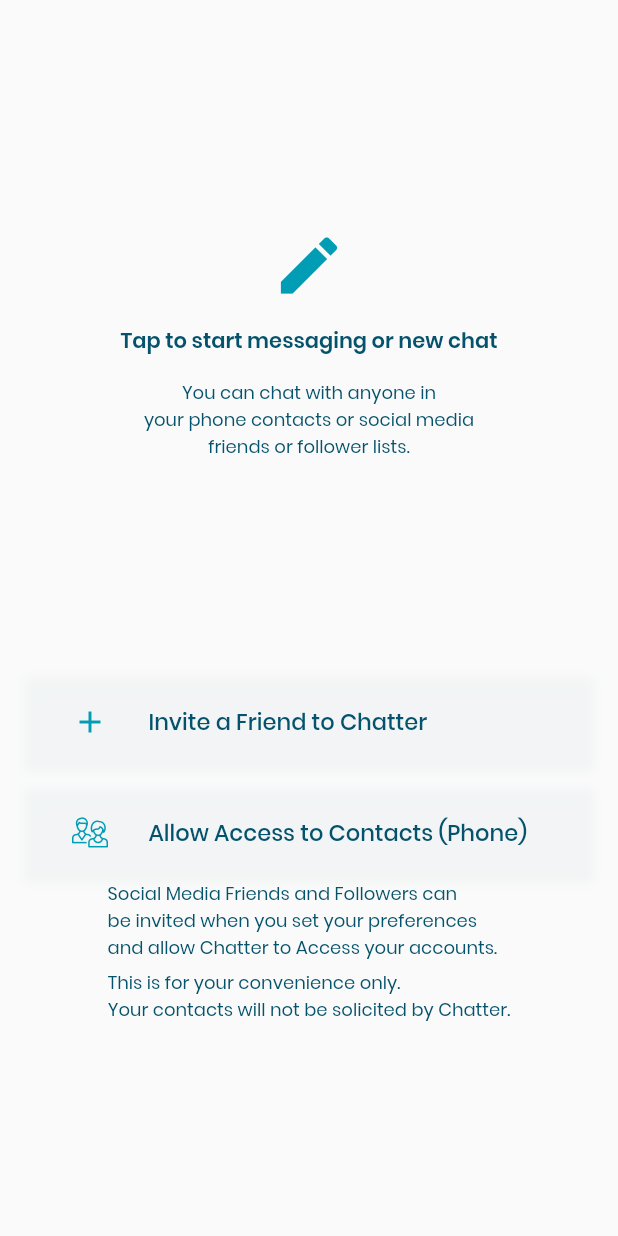
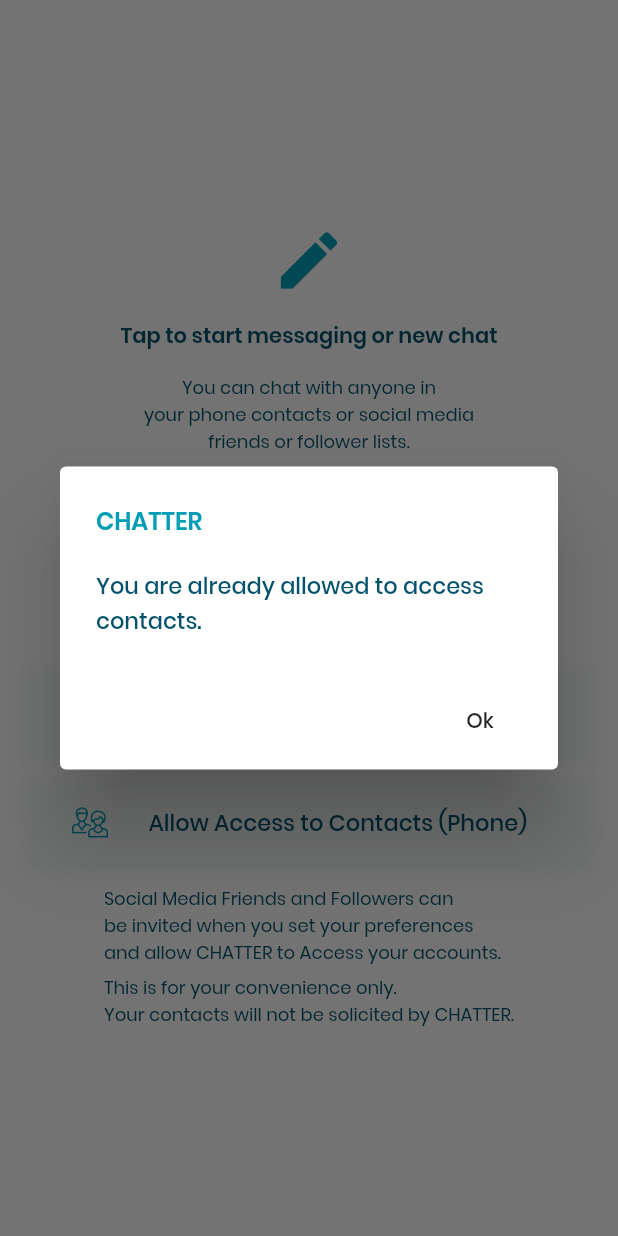
Before and after one commit to luckypal/Chatter, a Flutter app: the ChatContactsWidget widget shown alone on an empty page, opened directly, after a tap on "Allow Access to Contacts (Phone)", on a phone screen of 412 x 824 dp. Run offline on Flutter 3.47's test engine with Material 2 defaults, Android fonts, the phone set to English and light mode, and no system bars; our stand-ins replace carousel_slider, cloud_firestore, country_code_picker, firebase_auth, get_it, image_cropper and 4 more; missing offline and left inert: phone_number; accounts and stored records are empty; statements that could not run were skipped.

Commit message:
Complete to invite friend Complete allow access to contacts

```diff
--- a/lib/config/app_config.dart
+++ b/lib/config/app_config.dart
@@ -1,9 +1,6 @@
 import 'package:flutter/material.dart';
 
 class App {
-  static final String appName = "Chatter";
-  static final String appVersion = "0.0.1";
-
   BuildContext _context;
   double _height;
   double _width;
--- /dev/null
+++ b/lib/config/text.dart
@@ -0,0 +1,6 @@
+class UIText {
+  static final String appName = 'CHATTER';
+  static final String appVersion = "0.0.1";
+
+  static final String invitationMsg = 'Hey, $appName provides a fast, simple and secure app that I use to message and call the people I care about. Get it for free at https://www.chatter.com/download/';
+}
--- a/lib/src/screens/chat/contacts.dart
+++ b/lib/src/screens/chat/contacts.dart
@@ -1,6 +1,10 @@
+import 'package:chatter/config/text.dart';
+import 'package:chatter/src/utils/ui.dart';
 import 'package:flutter/material.dart';
 import 'package:chatter/config/app_config.dart' as config;
 import 'package:chatter/config/ui_icons.dart';
+import 'package:share/share.dart';
+import 'package:permission_handler/permission_handler.dart';
 
 class ChatContactsWidget extends StatefulWidget {
   @override
@@ -9,10 +13,30 @@ class ChatContactsWidget extends StatefulWidget {
 
 class _ChatContactsWidgetState extends State<ChatContactsWidget>
     with SingleTickerProviderStateMixin {
-  config.App app;
   @override
   void initState() {
     super.initState();
+  }
+
+  onInviteFriend() {
+    Share.share(UIText.invitationMsg, subject: 'Invite to ${UIText.appName}');
+  }
+
+  onAllowAccessToContacts() async {
+    PermissionGroup permission = PermissionGroup.contacts;
+
+    PermissionStatus status = await PermissionHandler().checkPermissionStatus(permission);
+    if (status == PermissionStatus.granted) {
+      UI.showAlert(context, content: "You are already allowed to access contacts.");
+      return;
+    }
+
+    Map<PermissionGroup, PermissionStatus> permissions =
+        await PermissionHandler()
+            .requestPermissions([permission]);
+    if (permissions [permission] == PermissionStatus.granted) {
+      UI.showAlert(context, content: "Allowed to access contacts.");
+    }
   }
 
   Widget createActionButton({IconData icon, String text, Function onPressed}) {
@@ -96,27 +120,28 @@ class _ChatContactsWidgetState extends State<ChatContactsWidget>
                 return createActionButton(
                     icon: Icons.add,
                     text: "Invite a Friend to Chatter",
-                    onPressed: () {});
+                    onPressed: onInviteFriend);
               else
                 return createActionButton(
                     icon: UiIcons.users,
                     text: "Allow Access to Contacts (Phone)",
-                    onPressed: () {});
+                    onPressed: onAllowAccessToContacts);
             },
           ),
           Container(
             alignment: Alignment.center,
+            padding: EdgeInsets.only(top: 10),
             child: Column(
               mainAxisAlignment: MainAxisAlignment.start,
               children: [
                 Text(
-                  'Social Media Friends and Followers can\nbe invited when you set your preferences\nand allow ${config.App.appName} to Access your accounts.   ',
+                  'Social Media Friends and Followers can\nbe invited when you set your preferences\nand allow ${UIText.appName} to Access your accounts.   ',
                   style: Theme.of(context).textTheme.body1,
                   textAlign: TextAlign.left,
                 ),
                 SizedBox(height: 5),
                 Text(
-                  'This is for your convenience only.\nYour contacts will not be solicited by ${config.App.appName}.',
+                  'This is for your convenience only.\nYour contacts will not be solicited by ${UIText.appName}.',
                   style: Theme.of(context).textTheme.body1,
                   textAlign: TextAlign.left,
                 ),
--- a/lib/src/utils/ui.dart
+++ b/lib/src/utils/ui.dart
@@ -1,4 +1,5 @@
 import 'package:flutter/material.dart';
+import 'package:chatter/config/text.dart';
 
 class UI {
   static bool isShowingSpinnerOverlay = false;
@@ -12,25 +13,17 @@ class UI {
       barrierLabel: MaterialLocalizations.of(context).modalBarrierDismissLabel,
       barrierColor: null,
       transitionDuration: const Duration(milliseconds: 150),
-      pageBuilder: (BuildContext context,
-        Animation<double> animation,
+      pageBuilder: (BuildContext context, Animation<double> animation,
           Animation<double> secondaryAnimation) {
         return WillPopScope(
             onWillPop: () {},
-            child: SafeArea(
-              child: Builder(builder: (context) {
+            child: SafeArea(child: Builder(builder: (context) {
               return Material(
                   color: Colors.black45,
                   child: Align(
                       alignment: Alignment.center,
-                        child: Container(
-                            child: CircularProgressIndicator()
-                          )
-                        )
-                      );
-              })
-            )
-          );
+                      child: Container(child: CircularProgressIndicator())));
+            })));
       },
     ).then((int _) {
       isShowingSpinnerOverlay = false;
@@ -41,21 +34,17 @@ class UI {
     isShowingSpinnerOverlay && Navigator.pop(context);
   }
 
-  static void showAlert(
-      BuildContext context,
-      {String title = "Chatter",
-      @required String content,
-      Function onPressed}) {
-    // flutter defined function
+  static void showAlert(BuildContext context,
+      {String title, @required String content, Function onPressed}) {
+    if (title == null) title = UIText.appName;
+
     showDialog(
       context: context,
       builder: (BuildContext context) {
-        // return object of type Dialog
         return AlertDialog(
           title: new Text(title),
           content: new Text(content),
           actions: <Widget>[
-            // usually buttons at the bottom of the dialog
             new FlatButton(
               child: new Text("Ok"),
               onPressed: () {
@@ -69,21 +58,17 @@ class UI {
     );
   }
 
-  static void showConfirm(
-      BuildContext context,
-      {String title = "Chatter",
-      @required String content,
-      Function onResult}) {
-    // flutter defined function
+  static void showConfirm(BuildContext context,
+      {String title, @required String content, Function onResult}) {
+    if (title == null) title = UIText.appName;
+
     showDialog(
       context: context,
       builder: (BuildContext context) {
-        // return object of type Dialog
         return AlertDialog(
           title: new Text(title),
           content: new Text(content),
           actions: <Widget>[
-            // usually buttons at the bottom of the dialog
             new FlatButton(
               child: new Text("Yes"),
               onPressed: () {
--- a/lib/src/widgets/DrawerWidget.dart
+++ b/lib/src/widgets/DrawerWidget.dart
@@ -1,3 +1,4 @@
+import 'package:chatter/config/text.dart';
 import 'package:chatter/config/ui_icons.dart';
 import 'package:chatter/service_locator.dart';
 import 'package:chatter/src/services/user.dart';
@@ -211,7 +212,7 @@ class _DrawerWidgetState extends State<DrawerWidget> {
           ListTile(
             dense: true,
             title: Text(
-              "Version " + config.App.appVersion,
+              'Version ${UIText.appVersion}',
               style: Theme.of(context).textTheme.body1,
             ),
             trailing: Icon(
--- a/pubspec.yaml
+++ b/pubspec.yaml
@@ -43,6 +43,11 @@ dependencies:
   image_picker: ^0.6.3+1
   image_cropper: ^1.2.1
   mime: ^0.9.6+3
+
+  share: ^0.6.3+5
+  sprintf: ^4.0.2
+  permission_handler: '^4.2.0+hotfix.3'
+  contacts_service: ^0.3.10
 
 dev_dependencies:
   flutter_test:
```
Also changed, not shown: pubspec.lock, 2 other files. Lines whose indentation alone changed are shown as unchanged.
